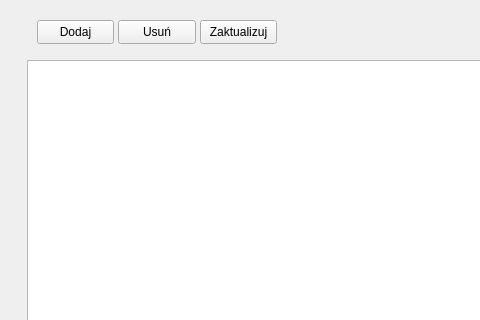
The window that invoiceview.ui (KubaSHL/InvoiceGeneratorLabProject) describes before a commit, drawn with Qt 5; both pictures show x 0 to 480 and y 0 to 320 of the 800 by 550 pixel window.
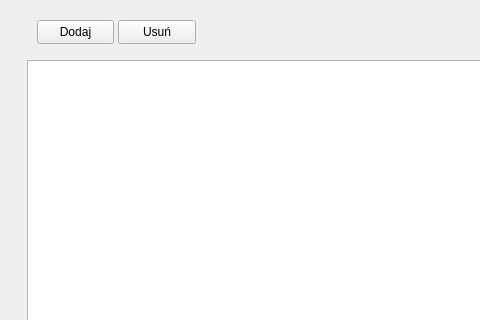
The same window after the commit.

```diff
--- a/invoiceview.ui
+++ b/invoiceview.ui
@@ -58,19 +58,6 @@
      <string>Dodaj</string>
     </property>
    </widget>
-   <widget class="QPushButton" name="pushButton_update">
-    <property name="geometry">
-     <rect>
-      <x>200</x>
-      <y>20</y>
-      <width>77</width>
-      <height>24</height>
-     </rect>
-    </property>
-    <property name="text">
-     <string>Zaktualizuj</string>
-    </property>
-   </widget>
   </widget>
  </widget>
  <resources/>
```
